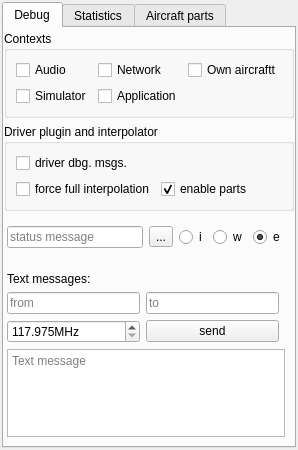
This is src/blackgui/components/internalscomponent.ui in swift-project/pilotclient as Qt 5 draws it before an edit. The edited form follows.
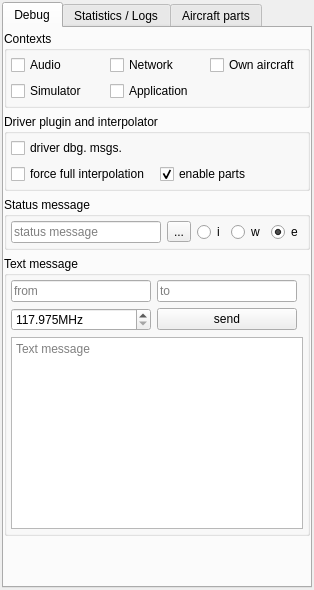
This is the edited form. Icons and pictures are not drawn. Custom widgets are drawn as their Qt base class.

Commit message: refs #873, updated internals component * can trigger request of parts * opening logs * update parts in UI from aircraft

Diff of the .ui file:
```diff
--- a/src/blackgui/components/internalscomponent.ui
+++ b/src/blackgui/components/internalscomponent.ui
@@ -6,8 +6,8 @@
    <rect>
     <x>0</x>
     <y>0</y>
-    <width>289</width>
-    <height>450</height>
+    <width>314</width>
+    <height>590</height>
    </rect>
   </property>
   <property name="windowTitle">
@@ -57,6 +57,18 @@
           <string>Contexts</string>
          </property>
          <layout class="QGridLayout" name="gl_Contexts">
+          <property name="leftMargin">
+           <number>4</number>
+          </property>
+          <property name="topMargin">
+           <number>4</number>
+          </property>
+          <property name="rightMargin">
+           <number>4</number>
+          </property>
+          <property name="bottomMargin">
+           <number>4</number>
+          </property>
           <item row="0" column="0">
            <widget class="QCheckBox" name="cb_DebugContextAudio">
             <property name="text">
@@ -74,7 +86,7 @@
           <item row="0" column="3">
            <widget class="QCheckBox" name="cb_DebugContextOwnAircraft">
             <property name="text">
-             <string>Own aircraftt</string>
+             <string>Own aircraft</string>
             </property>
            </widget>
           </item>
@@ -101,6 +113,18 @@
           <string>Driver plugin and interpolator</string>
          </property>
          <layout class="QGridLayout" name="gl_DriverAndInterpolator">
+          <property name="leftMargin">
+           <number>4</number>
+          </property>
+          <property name="topMargin">
+           <number>4</number>
+          </property>
+          <property name="rightMargin">
+           <number>4</number>
+          </property>
+          <property name="bottomMargin">
+           <number>4</number>
+          </property>
           <item row="0" column="0">
            <widget class="QCheckBox" name="cb_DebugDriver">
             <property name="text">
@@ -129,10 +153,22 @@
         </widget>
        </item>
        <item>
-        <widget class="QWidget" name="wi_StatusMessage" native="true">
+        <widget class="QGroupBox" name="gb_StatusMessage">
+         <property name="title">
+          <string>Status message</string>
+         </property>
          <layout class="QGridLayout" name="gl_StatusMessage">
           <property name="leftMargin">
-           <number>3</number>
+           <number>4</number>
+          </property>
+          <property name="topMargin">
+           <number>4</number>
+          </property>
+          <property name="rightMargin">
+           <number>4</number>
+          </property>
+          <property name="bottomMargin">
+           <number>4</number>
           </property>
           <item row="0" column="3">
            <widget class="QRadioButton" name="rb_StatusMessageWarning">
@@ -180,15 +216,38 @@
         </widget>
        </item>
        <item>
-        <widget class="QWidget" name="wi_TextMessages" native="true">
+        <widget class="QGroupBox" name="gb_TextMessages">
+         <property name="title">
+          <string>Text message</string>
+         </property>
          <layout class="QGridLayout" name="gl_TextMessages">
           <property name="leftMargin">
-           <number>3</number>
+           <number>4</number>
           </property>
           <property name="topMargin">
-           <number>9</number>
+           <number>4</number>
           </property>
-          <item row="2" column="1">
+          <property name="rightMargin">
+           <number>4</number>
+          </property>
+          <property name="bottomMargin">
+           <number>4</number>
+          </property>
+          <item row="1" column="2">
+           <widget class="QPushButton" name="pb_SendTextMessage">
+            <property name="text">
+             <string>send</string>
+            </property>
+           </widget>
+          </item>
+          <item row="0" column="1">
+           <widget class="QLineEdit" name="le_TxtMsgFrom">
+            <property name="placeholderText">
+             <string>from</string>
+            </property>
+           </widget>
+          </item>
+          <item row="1" column="1">
            <widget class="QDoubleSpinBox" name="dsb_TxtMsgFrequency">
             <property name="suffix">
              <string>MHz</string>
@@ -210,35 +269,14 @@
             </property>
            </widget>
           </item>
-          <item row="2" column="2">
-           <widget class="QPushButton" name="pb_SendTextMessage">
-            <property name="text">
-             <string>send</string>
-            </property>
-           </widget>
-          </item>
-          <item row="0" column="1">
-           <widget class="QLabel" name="lbl_TextMessages">
-            <property name="text">
-             <string>Text messages:</string>
-            </property>
-           </widget>
-          </item>
-          <item row="1" column="1">
-           <widget class="QLineEdit" name="le_TxtMsgFrom">
-            <property name="placeholderText">
-             <string>from</string>
-            </property>
-           </widget>
-          </item>
-          <item row="1" column="2">
+          <item row="0" column="2">
            <widget class="QLineEdit" name="le_TxtMsgTo">
             <property name="placeholderText">
              <string>to</string>
             </property>
            </widget>
           </item>
-          <item row="3" column="1" colspan="3">
+          <item row="2" column="1" colspan="3">
            <widget class="QPlainTextEdit" name="pte_TxtMsg">
             <property name="placeholderText">
              <string>Text message</string>
@@ -265,7 +303,7 @@
      </widget>
      <widget class="QWidget" name="tb_Statistics">
       <attribute name="title">
-       <string>Statistics</string>
+       <string>Statistics / Logs</string>
       </attribute>
       <widget class="QLabel" name="lbl_Disclaimer">
        <property name="geometry">
```
Left out of the diff: 200 changed lines with no effect on the pictures. The commit also changes 4 other files.
